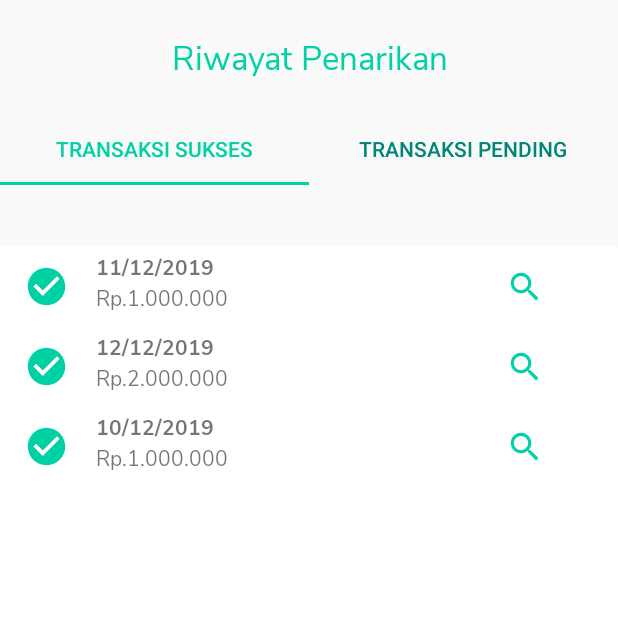
After one commit to GusadeTaruna/Progmob6, an Android app: the RiwayatTransaksiPenarikanActivity screen opened directly, with no data from a screen before it, on a phone screen of 412 x 824 dp, the top half of it. The commit adds this screen. Run offline under Robolectric (Android 15) with nearby library versions, the phone set to English and light mode, and no system bars; network calls fail.

Commit message:
layout Transaksi added

```diff
--- a/app/src/main/AndroidManifest.xml
+++ b/app/src/main/AndroidManifest.xml
@@ -14,7 +14,8 @@
         android:roundIcon="@mipmap/ic_launcher_round"
         android:supportsRtl="true"
         android:theme="@style/AppTheme">
-        <activity android:name=".nasabah.TransaksiPenarikan.TransaksiPenarikanActivity"></activity>
+        <activity android:name=".nasabah.RiwayatPenarikan.RiwayatTransaksiPenarikanActivity"></activity>
+        <activity android:name=".nasabah.TransaksiPenarikan.TransaksiPenarikanActivity" />
         <activity android:name=".nasabah.RiwayatSetoran.RiwayatTransaksiSetoranActivity" />
         <activity android:name=".TransaksiActivity" />
         <activity android:name=".karyawan.DetailKaryawanActivity" />
--- /dev/null
+++ b/app/src/main/java/com/example/koperasiku/nasabah/RiwayatPenarikan/FragmentBerhasil.java
@@ -0,0 +1,49 @@
+package com.example.koperasiku.nasabah.RiwayatPenarikan;
+
+import android.os.Bundle;
+import android.support.annotation.NonNull;
+import android.support.annotation.Nullable;
+import android.support.v4.app.Fragment;
+import android.support.v7.widget.LinearLayoutManager;
+import android.support.v7.widget.RecyclerView;
+import android.view.LayoutInflater;
+import android.view.View;
+import android.view.ViewGroup;
+
+import com.example.koperasiku.R;
+import com.example.koperasiku.nasabah.RiwayatSetoran.RecyclerViewAdapter;
+import com.example.koperasiku.nasabah.RiwayatSetoran.model.Berhasil;
+
+import java.util.ArrayList;
+import java.util.List;
+
+public class FragmentBerhasil extends Fragment {
+
+    View v;
+    private RecyclerView rcv;
+    private List<Berhasil> lstBerhasil;
+
+    @Override
+    public void onCreate(@Nullable Bundle savedInstanceState) {
+        super.onCreate(savedInstanceState);
+
+        lstBerhasil = new ArrayList<>();
+        lstBerhasil.add(new Berhasil("11/12/2019","Rp.1.000.000"));
+        lstBerhasil.add(new Berhasil("12/12/2019","Rp.2.000.000"));
+        lstBerhasil.add(new Berhasil("10/12/2019","Rp.1.000.000"));
+    }
+
+    public FragmentBerhasil() {
+    }
+
+    @Nullable
+    @Override
+    public View onCreateView(@NonNull LayoutInflater inflater, @Nullable ViewGroup container, @Nullable Bundle savedInstanceState) {
+        v = inflater.inflate(R.layout.berhasil_fragment,container,false);
+        rcv = (RecyclerView) v.findViewById(R.id.berhasil_recycleview);
+        RecyclerViewAdapter rcvAdapter = new RecyclerViewAdapter(getContext(),lstBerhasil);
+        rcv.setLayoutManager(new LinearLayoutManager(getActivity()));
+        rcv.setAdapter(rcvAdapter);
+        return v;
+    }
+}
--- /dev/null
+++ b/app/src/main/java/com/example/koperasiku/nasabah/RiwayatPenarikan/FragmentPending.java
@@ -0,0 +1,49 @@
+package com.example.koperasiku.nasabah.RiwayatPenarikan;
+
+import android.os.Bundle;
+import android.support.annotation.NonNull;
+import android.support.annotation.Nullable;
+import android.support.v4.app.Fragment;
+import android.support.v7.widget.LinearLayoutManager;
+import android.support.v7.widget.RecyclerView;
+import android.view.LayoutInflater;
+import android.view.View;
+import android.view.ViewGroup;
+
+import com.example.koperasiku.R;
+import com.example.koperasiku.nasabah.RiwayatSetoran.RecyclerViewAdapterPending;
+import com.example.koperasiku.nasabah.RiwayatSetoran.model.Pending;
+
+import java.util.ArrayList;
+import java.util.List;
+
+public class FragmentPending extends Fragment {
+
+    View v;
+    private RecyclerView rcv;
+    private List<Pending> lstPending;
+
+    @Override
+    public void onCreate(@Nullable Bundle savedInstanceState) {
+        super.onCreate(savedInstanceState);
+
+        lstPending = new ArrayList<>();
+        lstPending.add(new Pending("11/12/2019","Rp.1.000.000"));
+        lstPending.add(new Pending("12/12/2019","Rp.2.000.000"));
+        lstPending.add(new Pending("10/12/2019","Rp.1.000.000"));
+    }
+
+    public FragmentPending() {
+    }
+
+    @Nullable
+    @Override
+    public View onCreateView(@NonNull LayoutInflater inflater, @Nullable ViewGroup container, @Nullable Bundle savedInstanceState) {
+        v = inflater.inflate(R.layout.pending_fragment,container,false);
+        rcv = (RecyclerView) v.findViewById(R.id.pending_recyclerview);
+        RecyclerViewAdapterPending rcvAdapter = new RecyclerViewAdapterPending(getContext(),lstPending);
+        rcv.setLayoutManager(new LinearLayoutManager(getActivity()));
+        rcv.setAdapter(rcvAdapter);
+        return v;
+    }
+}
--- /dev/null
+++ b/app/src/main/java/com/example/koperasiku/nasabah/RiwayatPenarikan/RiwayatTransaksiPenarikanActivity.java
@@ -0,0 +1,33 @@
+package com.example.koperasiku.nasabah.RiwayatPenarikan;
+
+import android.support.design.widget.TabLayout;
+import android.support.v4.view.ViewPager;
+import android.support.v7.app.AppCompatActivity;
+import android.os.Bundle;
+
+import com.example.koperasiku.R;
+
+public class RiwayatTransaksiPenarikanActivity extends AppCompatActivity {
+
+    private TabLayout tabLayout;
+    private ViewPager viewPager;
+    private ViewPagerAdapter adapter;
+
+    @Override
+    protected void onCreate(Bundle savedInstanceState) {
+        super.onCreate(savedInstanceState);
+        setContentView(R.layout.activity_riwayat_transaksi_penarikan);
+
+        tabLayout = (TabLayout) findViewById(R.id.tablayout_id);
+        viewPager = (ViewPager) findViewById(R.id.viewpager_id);
+        adapter = new ViewPagerAdapter(getSupportFragmentManager());
+
+        adapter.AddFragement(new FragmentBerhasil(),"Transaksi Sukses");
+        adapter.AddFragement(new FragmentPending(),"Transaksi Pending");
+        viewPager.setAdapter(adapter);
+        tabLayout.setupWithViewPager(viewPager);
+
+//        tabLayout.getTabAt(0).setIcon(R.drawable.ic_berhasil);
+//        tabLayout.getTabAt(1).setIcon(R.drawable.ic_pending);
+    }
+}
--- /dev/null
+++ b/app/src/main/java/com/example/koperasiku/nasabah/RiwayatPenarikan/ViewPagerAdapter.java
@@ -0,0 +1,39 @@
+package com.example.koperasiku.nasabah.RiwayatPenarikan;
+
+import android.support.annotation.Nullable;
+import android.support.v4.app.Fragment;
+import android.support.v4.app.FragmentManager;
+import android.support.v4.app.FragmentPagerAdapter;
+
+import java.util.ArrayList;
+import java.util.List;
+
+public class ViewPagerAdapter extends FragmentPagerAdapter {
+
+    private final List<Fragment> lstFragment = new ArrayList<>();
+    private final List<String> lstTitle = new ArrayList<>();
+
+    public ViewPagerAdapter(FragmentManager fm) {
+        super(fm);
+    }
+
+    @Override
+    public Fragment getItem(int position) {
+        return lstFragment.get(position);
+    }
+
+    @Override
+    public int getCount() {
+        return lstTitle.size();
+    }
+
+    @Override
+    public CharSequence getPageTitle(int position) {
+        return lstTitle.get(position);
+    }
+
+    public void AddFragement (Fragment fragment, String title){
+        lstFragment.add(fragment);
+        lstTitle.add(title);
+    }
+}
--- /dev/null
+++ b/app/src/main/res/layout/activity_riwayat_transaksi_penarikan.xml
@@ -0,0 +1,66 @@
+<?xml version="1.0" encoding="utf-8"?>
+<ScrollView
+    xmlns:android="http://schemas.android.com/apk/res/android"
+    xmlns:app="http://schemas.android.com/apk/res-auto"
+    xmlns:tools="http://schemas.android.com/tools"
+    android:layout_width="match_parent"
+    android:layout_height="match_parent"
+    android:fillViewport="true">
+
+<android.support.constraint.ConstraintLayout xmlns:android="http://schemas.android.com/apk/res/android"
+    xmlns:app="http://schemas.android.com/apk/res-auto"
+    xmlns:tools="http://schemas.android.com/tools"
+    android:layout_width="match_parent"
+    android:layout_height="match_parent"
+    tools:context=".nasabah.RiwayatPenarikan.RiwayatTransaksiPenarikanActivity">
+
+    <android.support.design.widget.TabLayout
+        android:id="@+id/tablayout_id"
+        android:layout_width="match_parent"
+        android:layout_height="wrap_content"
+        android:layout_marginTop="14dp"
+        android:background="#F9F9F9"
+        app:layout_constraintEnd_toEndOf="parent"
+        app:layout_constraintHorizontal_bias="0.0"
+        app:layout_constraintStart_toStartOf="parent"
+        app:layout_constraintTop_toBottomOf="@+id/textView6"
+        app:tabGravity="fill"
+        app:tabIndicatorColor="@color/colorAccent"
+        app:tabSelectedTextColor="@color/colorAccent"
+        app:tabTextColor="@color/colorPrimary"
+        app:tabMode="fixed"></android.support.design.widget.TabLayout>
+
+
+
+    <android.support.v4.view.ViewPager
+        android:id="@+id/viewpager_id"
+        android:layout_width="411dp"
+        android:layout_height="611dp"
+        android:layout_marginBottom="8dp"
+        app:layout_constraintBottom_toBottomOf="parent"
+        app:layout_constraintEnd_toEndOf="parent"
+        app:layout_constraintHorizontal_bias="0.0"
+        app:layout_constraintStart_toStartOf="parent"
+        app:layout_constraintTop_toBottomOf="@+id/tablayout_id"></android.support.v4.view.ViewPager>
+
+    <TextView
+        android:id="@+id/textView6"
+        android:layout_width="259dp"
+        android:layout_height="45dp"
+        android:layout_marginStart="76dp"
+        android:layout_marginTop="16dp"
+        android:layout_marginEnd="76dp"
+        android:gravity="center"
+        android:text="Riwayat Penarikan"
+        android:textColor="@color/colorAccent"
+        android:textSize="22dp"
+        android:fontFamily="@font/nunito_sans_reguler"
+        app:layout_constraintEnd_toEndOf="parent"
+        app:layout_constraintStart_toStartOf="parent"
+        app:layout_constraintTop_toTopOf="parent" />
+
+
+
+</android.support.constraint.ConstraintLayout>
+
+</ScrollView>
```
Also changed, not shown: app/src/main/java/com/example/koperasiku/Fragment/Home.java (+5 -2 lines), app/src/main/java/com/example/koperasiku/nasabah/RiwayatPenarikan/RecyclerViewAdapter.java (added, +61 -0 lines), app/src/main/java/com/example/koperasiku/nasabah/RiwayatPenarikan/RecyclerViewAdapterPending.java (added, +60 -0 lines), app/src/main/java/com/example/koperasiku/nasabah/RiwayatPenarikan/model/Berhasil.java (added, +32 -0 lines), app/src/main/java/com/example/koperasiku/nasabah/RiwayatPenarikan/model/Pending.java (added, +32 -0 lines), app/src/main/java/com/example/koperasiku/nasabah/TransaksiPenarikan/TransaksiPenarikanActivity.java (+85 -1 lines), app/src/main/res/layout/activity_transaksi_penarikan.xml (+60 -16 lines).
